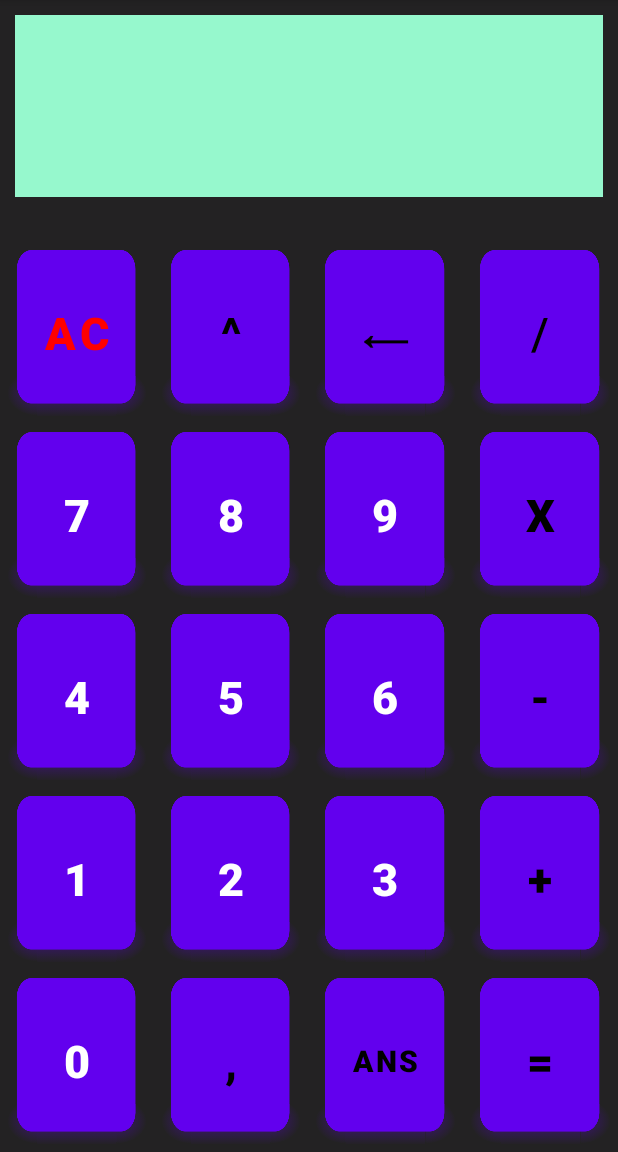
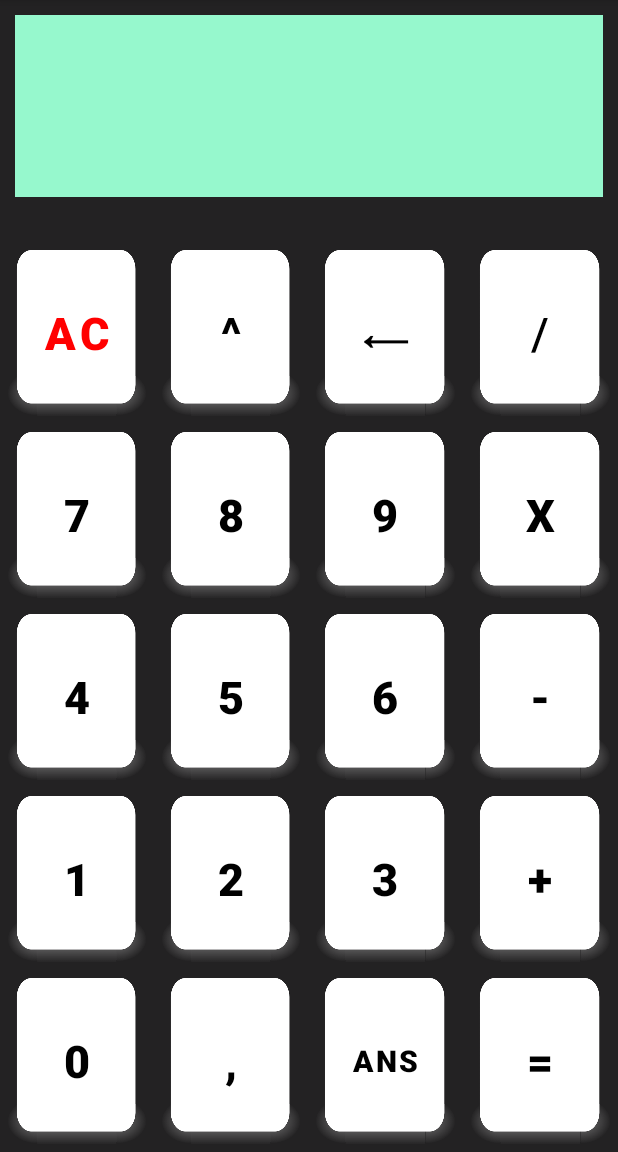
Before and after one commit to YagoRB/calculadora, an Android app: the screen it shows after launch (MainActivity), on a phone screen of 412 x 824 dp, the part 84-1236 px from its top. Run offline under Robolectric (Android 15) with nearby library versions, the phone set to English and light mode, and no system bars.

Commit message:
Correcion: Botones blancos. Observacion, por mas que probe no me dejo ponerle la imagen del boton, llego  a verse en el diseño del android studio, pero al arrancar la app en el emulador petaba

```diff
--- a/app/src/main/res/layout/activity_main.xml
+++ b/app/src/main/res/layout/activity_main.xml
@@ -37,51 +37,59 @@
             android:layout_width="0dp"
             android:layout_height="fill_parent"
             android:layout_margin="5dp"
+            android:layout_weight="1"
+            app:backgroundTint="@color/colorBoton"
+            android:background="@drawable/keyboard_btn"
+            android:onClick="ButtonClick"
+            android:text="AC"
             android:textColor="#FF0000"
-            android:layout_weight="1"
+            android:textSize="30dp"
             android:textStyle="bold"
-            android:text="AC"
-            android:textSize="30dp"
-            android:onClick="ButtonClick"
-            android:background="@drawable/keyboard_btn" />
+            />
 
         <Button
             android:id="@+id/power"
             android:layout_width="0dp"
+            app:backgroundTint="@color/colorBoton"
             android:layout_height="fill_parent"
             android:layout_margin="5dp"
+            android:layout_weight="1"
+            android:background="@drawable/keyboard_btn"
+            android:onClick="ButtonClick"
+            android:text="^"
             android:textColor="@color/black"
-            android:layout_weight="1"
-            android:onClick="ButtonClick"
+            android:textSize="30dp"
             android:textStyle="bold"
-            android:text="^"
-            android:textSize="30dp"
-            android:background="@drawable/keyboard_btn" />
+             />
 
         <Button
             android:id="@+id/back"
             android:layout_width="0dp"
             android:layout_height="fill_parent"
+            app:backgroundTint="@color/colorBoton"
             android:layout_margin="5dp"
+            android:layout_weight="1"
+            android:background="@drawable/keyboard_btn"
+            android:onClick="ButtonClick"
+            android:text="⟵"
             android:textColor="#000000"
-            android:layout_weight="1"
-            android:text="⟵"
-            android:onClick="ButtonClick"
+            android:textSize="30dp"
             android:textStyle="bold"
-            android:textSize="30dp"
-            android:background="@drawable/keyboard_btn" />
+             />
 
         <Button
             android:id="@+id/div"
             android:layout_width="0dp"
             android:layout_height="fill_parent"
             android:layout_margin="5dp"
-            android:textColor="#000000"
             android:layout_weight="1"
+            app:backgroundTint="@color/colorBoton"
+            android:background="@drawable/keyboard_btn"
             android:onClick="ButtonClick"
             android:text="/"
+            android:textColor="#000000"
             android:textSize="30dp"
-            android:background="@drawable/keyboard_btn" />
+           />
 
 
     </LinearLayout>
@@ -96,50 +104,60 @@
             android:id="@+id/seven"
             android:layout_width="0dp"
             android:layout_height="fill_parent"
+            android:layout_margin="5dp"
+            android:layout_weight="1"
+            android:background="@drawable/keyboard_btn"
             android:onClick="ButtonClick"
-            android:layout_margin="5dp"
+            android:text="7"
+            app:backgroundTint="@color/colorBoton"
+            android:textColor="@color/black"
+            android:textSize="30dp"
             android:textStyle="bold"
-            android:layout_weight="1"
-            android:text="7"
-            android:textSize="30dp"
-            android:background="@drawable/keyboard_btn" />
+             />
 
         <Button
             android:id="@+id/eight"
             android:layout_width="0dp"
             android:layout_height="fill_parent"
             android:layout_margin="5dp"
+            android:layout_weight="1"
+            android:background="@drawable/keyboard_btn"
+            android:textColor="@color/black"
+            app:backgroundTint="@color/colorBoton"
             android:onClick="ButtonClick"
-            android:textStyle="bold"
-            android:layout_weight="1"
             android:text="8"
             android:textSize="30dp"
-            android:background="@drawable/keyboard_btn" />
+            android:textStyle="bold"
+            />
 
         <Button
             android:id="@+id/nine"
             android:layout_width="0dp"
             android:layout_height="fill_parent"
             android:layout_margin="5dp"
-            android:textStyle="bold"
             android:layout_weight="1"
+            android:background="@drawable/keyboard_btn"
+            android:textColor="@color/black"
+            app:backgroundTint="@color/colorBoton"
+            android:onClick="ButtonClick"
             android:text="9"
-            android:onClick="ButtonClick"
             android:textSize="30dp"
-            android:background="@drawable/keyboard_btn" />
+            android:textStyle="bold" />
 
         <Button
             android:id="@+id/mult"
             android:layout_width="0dp"
             android:layout_height="fill_parent"
             android:layout_margin="5dp"
+            android:layout_weight="1"
+            app:backgroundTint="@color/colorBoton"
+            android:background="@drawable/keyboard_btn"
+            android:onClick="ButtonClick"
+            android:text="x"
             android:textColor="#000000"
-            android:layout_weight="1"
-            android:text="x"
-            android:onClick="ButtonClick"
             android:textSize="30dp"
             android:textStyle="bold"
-            android:background="@drawable/keyboard_btn" />
+            />
 
 
     </LinearLayout>
@@ -154,51 +172,58 @@
             android:id="@+id/four"
             android:layout_width="0dp"
             android:layout_height="fill_parent"
+            android:layout_margin="5dp"
+            android:layout_weight="1"
+            android:background="@drawable/keyboard_btn"
+            android:onClick="ButtonClick"
+            android:text="4"
+            android:textColor="@color/black"
+            android:textSize="30dp"
             android:textStyle="bold"
-            android:onClick="ButtonClick"
-            android:layout_margin="5dp"
-
-            android:layout_weight="1"
-            android:text="4"
-            android:textSize="30dp"
-            android:background="@drawable/keyboard_btn" />
+            app:backgroundTint="@color/colorBoton" />
 
         <Button
             android:id="@+id/five"
             android:layout_width="0dp"
             android:layout_height="fill_parent"
             android:layout_margin="5dp"
-            android:textStyle="bold"
             android:layout_weight="1"
+            android:background="@drawable/keyboard_btn"
             android:onClick="ButtonClick"
             android:text="5"
+            android:textColor="@color/black"
             android:textSize="30dp"
-            android:background="@drawable/keyboard_btn" />
+            android:textStyle="bold"
+            app:backgroundTint="@color/colorBoton" />
 
         <Button
             android:id="@+id/six"
             android:layout_width="0dp"
-            android:textStyle="bold"
             android:layout_height="fill_parent"
             android:layout_margin="5dp"
+            android:layout_weight="1"
+            android:background="@drawable/keyboard_btn"
             android:onClick="ButtonClick"
-            android:layout_weight="1"
             android:text="6"
             android:textSize="30dp"
-            android:background="@drawable/keyboard_btn" />
+            android:textColor="@color/black"
+            android:textStyle="bold"
+            app:backgroundTint="@color/colorBoton" />
 
         <Button
             android:id="@+id/sub"
             android:layout_width="0dp"
-            android:textStyle="bold"
             android:layout_height="fill_parent"
             android:layout_margin="5dp"
+            android:layout_weight="1"
+            android:background="@drawable/keyboard_btn"
+            android:onClick="ButtonClick"
+            android:text="-"
+
             android:textColor="#000000"
-            android:onClick="ButtonClick"
-            android:layout_weight="1"
-            android:text="-"
             android:textSize="30dp"
-            android:background="@drawable/keyboard_btn" />
+            android:textStyle="bold"
+            app:backgroundTint="@color/colorBoton" />
 
 
     </LinearLayout>
@@ -214,49 +239,56 @@
             android:layout_width="0dp"
             android:layout_height="fill_parent"
             android:layout_margin="5dp"
+            android:layout_weight="1"
+            android:textColor="@color/black"
+            android:background="@drawable/keyboard_btn"
             android:onClick="ButtonClick"
-            android:textStyle="bold"
-            android:layout_weight="1"
             android:text="1"
             android:textSize="30dp"
-            android:background="@drawable/keyboard_btn" />
+            android:textStyle="bold"
+            app:backgroundTint="@color/colorBoton" />
 
         <Button
             android:id="@+id/two"
             android:layout_width="0dp"
             android:layout_height="fill_parent"
             android:layout_margin="5dp"
+            android:layout_weight="1"
+            android:background="@drawable/keyboard_btn"
             android:onClick="ButtonClick"
-            android:layout_weight="1"
-            android:textStyle="bold"
+            android:textColor="@color/black"
             android:text="2"
             android:textSize="30dp"
-            android:background="@drawable/keyboard_btn" />
+            android:textStyle="bold"
+            app:backgroundTint="@color/colorBoton" />
 
         <Button
             android:id="@+id/three"
             android:layout_width="0dp"
             android:layout_height="fill_parent"
             android:layout_margin="5dp"
+            android:layout_weight="1"
+            android:background="@drawable/keyboard_btn"
             android:onClick="ButtonClick"
-            android:layout_weight="1"
             android:text="3"
+            android:textColor="@color/black"
+            android:textSize="30dp"
             android:textStyle="bold"
-            android:textSize="30dp"
-            android:background="@drawable/keyboard_btn" />
+            app:backgroundTint="@color/colorBoton" />
 
         <Button
             android:id="@+id/add"
             android:layout_width="0dp"
             android:layout_height="fill_parent"
             android:layout_margin="5dp"
-            android:textColor="#000000"
             android:layout_weight="1"
+            android:background="@drawable/keyboard_btn"
             android:onClick="ButtonClick"
             android:text="+"
+            android:textColor="#000000"
+            android:textSize="30dp"
             android:textStyle="bold"
-            android:textSize="30dp"
-            android:background="@drawable/keyboard_btn" />
+            app:backgroundTint="@color/colorBoton" />
 
 
     </LinearLayout>
@@ -272,51 +304,56 @@
             android:layout_width="0dp"
             android:layout_height="fill_parent"
             android:layout_margin="5dp"
+            android:layout_weight="1"
+            android:background="@drawable/keyboard_btn"
             android:onClick="ButtonClick"
-            android:layout_weight="1"
+            android:textColor="@color/black"
             android:text="0"
             android:textSize="30dp"
             android:textStyle="bold"
-            android:background="@drawable/keyboard_btn" />
+            app:backgroundTint="@color/colorBoton" />
 
         <Button
             android:id="@+id/point"
             android:layout_width="0dp"
             android:layout_height="fill_parent"
             android:layout_margin="5dp"
+            android:layout_weight="1"
+            android:background="@drawable/keyboard_btn"
+            android:onClick="ButtonClick"
+            android:text=","
             android:textColor="@color/black"
-            android:layout_weight="1"
-            android:text=","
-            android:onClick="ButtonClick"
             android:textSize="30dp"
             android:textStyle="bold"
-            android:background="@drawable/keyboard_btn" />
+            app:backgroundTint="@color/colorBoton" />
 
         <Button
             android:id="@+id/ans"
             android:layout_width="0dp"
             android:layout_height="fill_parent"
             android:layout_margin="5dp"
+            android:layout_weight="1"
+            android:background="@drawable/keyboard_btn"
+            android:onClick="ButtonClick"
+            android:text="Ans"
             android:textColor="#000000"
-            android:onClick="ButtonClick"
-            android:layout_weight="1"
-            android:text="Ans"
+            android:textSize="20dp"
             android:textStyle="bold"
-            android:textSize="20dp"
-            android:background="@drawable/keyboard_btn" />
+            app:backgroundTint="@color/colorBoton" />
 
         <Button
             android:id="@+id/equal"
             android:layout_width="0dp"
             android:layout_height="fill_parent"
             android:layout_margin="5dp"
-            android:textColor="#000000"
             android:layout_weight="1"
+            android:background="@drawable/keyboard_btn"
             android:onClick="ButtonClick"
             android:text="="
+            android:textColor="#000000"
             android:textSize="30dp"
             android:textStyle="bold"
-            android:background="@drawable/keyboard_btn" />
+            app:backgroundTint="@color/colorBoton" />
 
 
     </LinearLayout>
--- a/app/src/main/res/values/colors.xml
+++ b/app/src/main/res/values/colors.xml
@@ -6,5 +6,6 @@
     <color name="teal_200">#FF03DAC5</color>
     <color name="teal_700">#FF018786</color>
     <color name="black">#FF000000</color>
-    <color name="white">#FFFFFFFF</color>
+    <color name="white">#FFFFFFFF</color>.
+    <color name="colorBoton">#FFFFFFFF</color>
 </resources>
```
